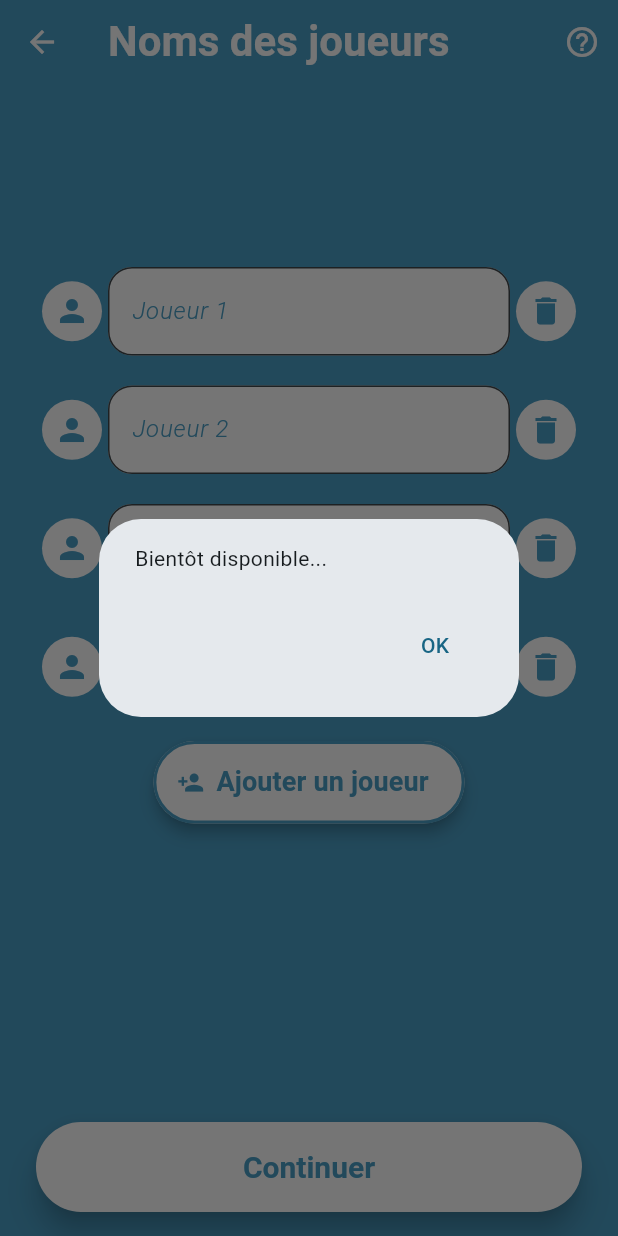
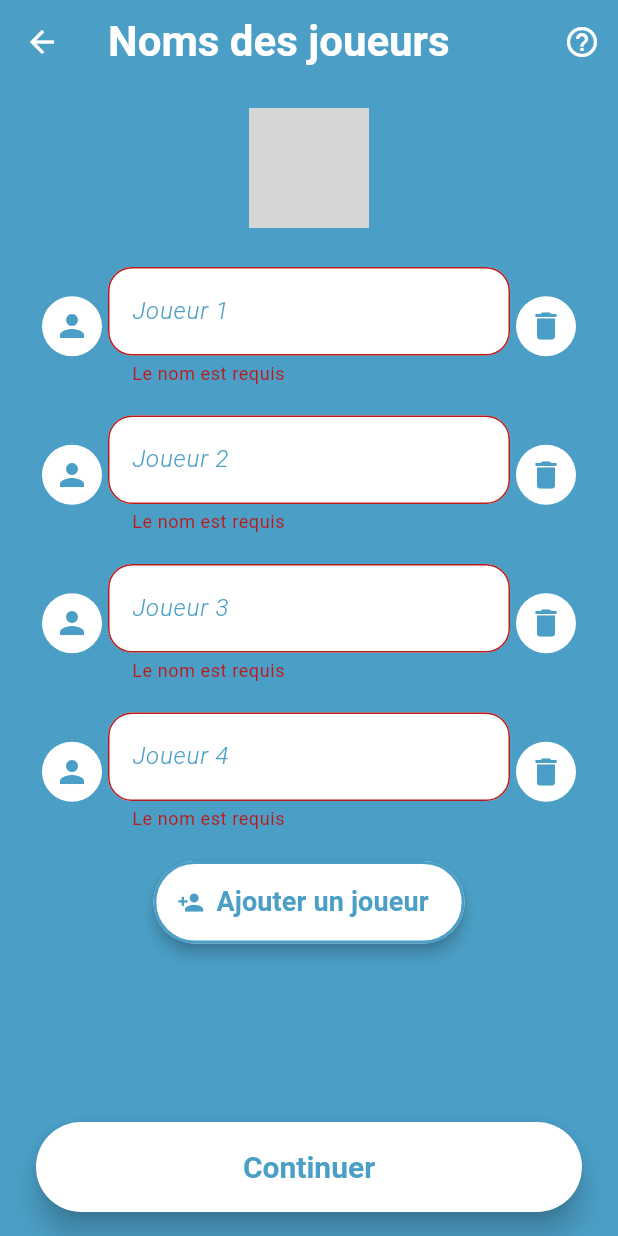
Before and after one commit to AlbanRicherPro/coin_score_app, a Flutter app: the PlayerNamesPage screen opened by its route, after a tap on "Continuer", on a phone screen of 412 x 824 dp. Run offline on Flutter 3.47's test engine with Material 3 defaults, Android fonts, the phone set to English and light mode, and no system bars; our stand-ins replace audioplayers; grey boxes are pictures that could not be loaded.

Commit message:
chg:add validation of players

```diff
--- a/lib/player_names_page.dart
+++ b/lib/player_names_page.dart
@@ -12,6 +12,7 @@
 class _PlayerNamesPageState extends State<PlayerNamesPage> {
   late List<TextEditingController> _controllers;
   int _numPlayers = 0;
+  final GlobalKey<FormState> _formKey = GlobalKey<FormState>();
 
   @override
   void initState() {
@@ -66,6 +67,8 @@
             Image.asset('assets/images/splash.png', height: 80),
             const SizedBox(height: 16),
             Expanded(
+              child: Form(
+                key: _formKey,
                 child: ListView.builder(
                   itemCount: _numPlayers + 1,
                   itemBuilder: (context, index) {
@@ -90,7 +93,8 @@
                                   ),
                                 ),
                                 Expanded(
-                                child: TextField(
+                                  child: TextFormField(
+                                    autovalidateMode: AutovalidateMode.onUserInteraction,
                                     controller: _controllers[index],
                                     autocorrect: false,
                                     textCapitalization: TextCapitalization.words,
@@ -98,8 +102,7 @@
                                       filled: true,
                                       fillColor: Colors.white,
                                       labelText: 'Joueur ${index + 1}',
-                                    floatingLabelBehavior:
-                                        FloatingLabelBehavior.never,
+                                      floatingLabelBehavior: FloatingLabelBehavior.never,
                                       labelStyle: const TextStyle(
                                         color: Color(0xff4b9fc6),
                                         fontWeight: FontWeight.w300,
@@ -114,6 +117,12 @@
                                       fontSize: 18,
                                       color: Color(0xff4b9fc6),
                                     ),
+                                    validator: (value) {
+                                      if (value == null || value.trim().isEmpty) {
+                                        return 'Le nom est requis';
+                                      }
+                                      return null;
+                                    },
                                   ),
                                 ),
                                 Container(
@@ -183,6 +192,7 @@
                   },
                 ),
               ),
+            ),
             // Add Player button
             const SizedBox(height: 24),
             SizedBox(
@@ -202,6 +212,8 @@
                   elevation: 8,
                 ),
                 onPressed: () {
+                  if (_formKey.currentState!.validate()) {
+                    // All fields are valid, continue your logic here
                     if (Theme.of(context).platform == TargetPlatform.iOS) {
                       showDialog(
                         context: context,
@@ -232,7 +244,9 @@
                           );
                         },
                       );
-                    }                },
+                    }
+                  }
+                },
                 child: const Text('Continuer'),
               ),
             ),
```
Lines whose indentation alone changed are shown as unchanged.
